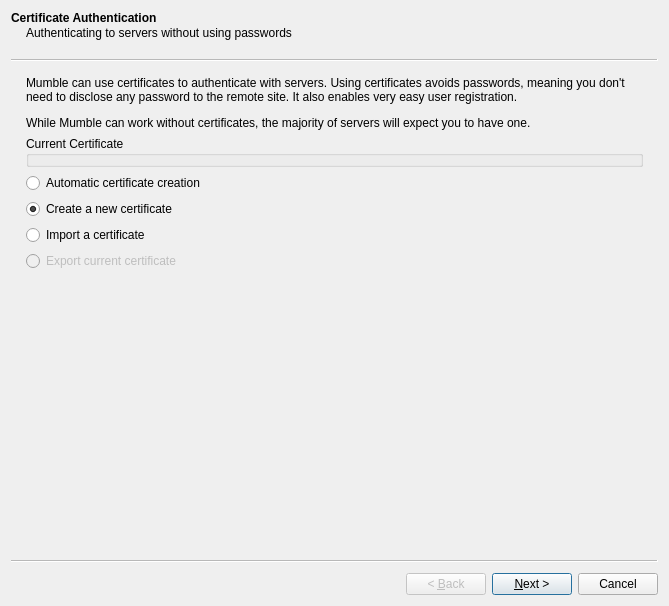
Qt form src/mumble/Cert.ui (mumble-voip/mumble) before a commit.
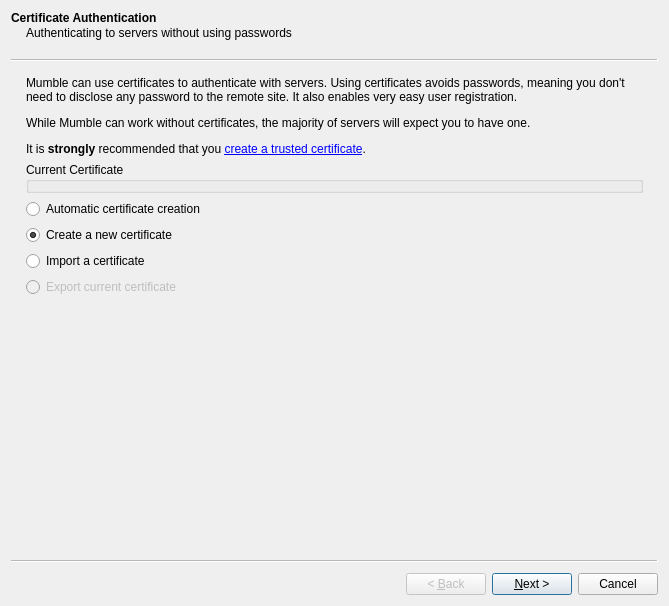
The same form after that commit. Icons and pictures are not drawn. Custom widgets are drawn as their Qt base class.

Commit message: Add strong cert link to cert wizard

What changed in the file:
```diff
--- a/src/mumble/Cert.ui
+++ b/src/mumble/Cert.ui
@@ -27,7 +27,11 @@
     <item>
      <widget class="QLabel" name="qlIntroText">
       <property name="text">
-       <string>&lt;p&gt;Mumble can use certificates to authenticate with servers. Using certificates avoids passwords, meaning you don't need to disclose any password to the remote site. It also enables very easy user registration.&lt;/p&gt;&lt;p&gt;While Mumble can work without certificates, the majority of servers will expect you to have one.&lt;/p&gt;</string>
+       <string>&lt;p&gt;Mumble can use certificates to authenticate with servers. Using certificates avoids passwords, meaning you don't need to disclose any password to the remote site. It also enables very easy user registration.&lt;/p&gt;&lt;p&gt;While Mumble can work without certificates, the majority of servers will expect you to have one.&lt;/p&gt;
+&lt;p&gt;
+It is &lt;b&gt;strongly&lt;/b&gt; recommended that you &lt;a href=&quot;http://mumble.info/certificate.php&quot;&gt;create a trusted certificate&lt;/a&gt;.
+&lt;/p&gt;
+</string>
       </property>
       <property name="wordWrap">
        <bool>true</bool>
```
Left out of the diff: 2 changed lines with no effect on the pictures. The commit also changes 2 other files.
